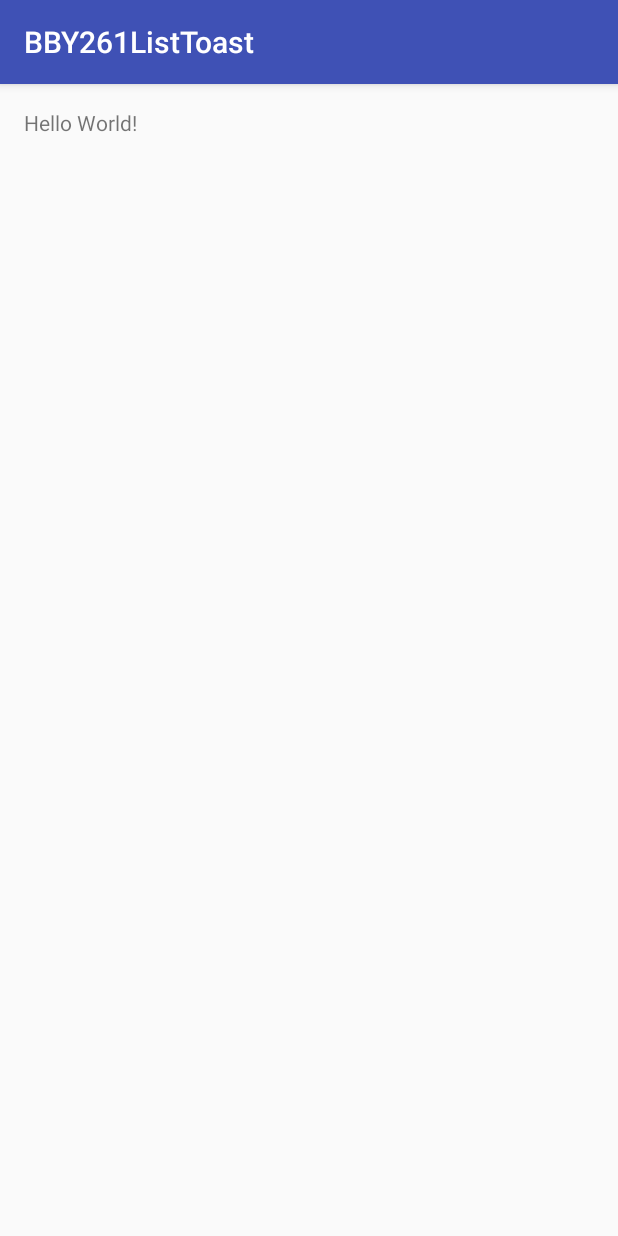
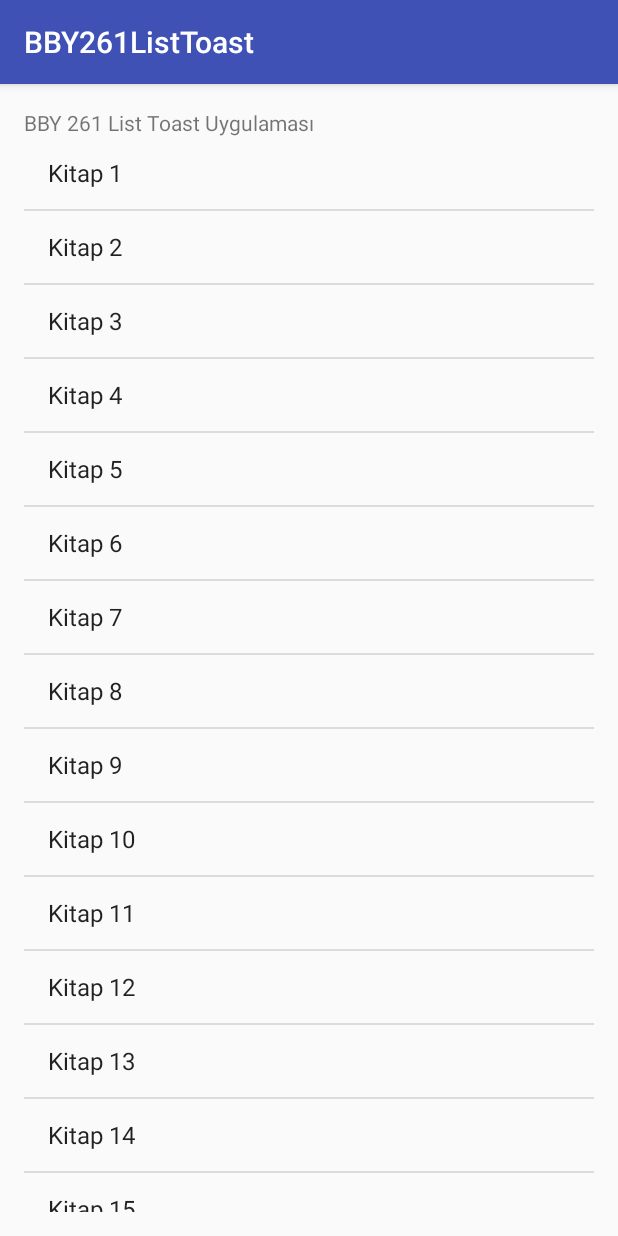
Before and after one commit to orcunmadran/BBY261-ListToast-Android-JAVA, an Android app: the screen it shows after launch (MainActivity), on a phone screen of 412 x 824 dp. Run offline under Robolectric (Android 15) with nearby library versions, the phone set to English and light mode, and no system bars.

Commit message:
Çalışan uygulama

```diff
--- a/app/src/main/java/net/madran/bby261/listtoast/MainActivity.java
+++ b/app/src/main/java/net/madran/bby261/listtoast/MainActivity.java
@@ -1,13 +1,54 @@
 package net.madran.bby261.listtoast;
 
+//Kullanılan Kütüphaneler
+
+import android.os.Bundle;
 import android.support.v7.app.AppCompatActivity;
-import android.os.Bundle;
+import android.view.View;
+import android.widget.AdapterView;
+import android.widget.ArrayAdapter;
+import android.widget.ListView;
+import android.widget.Toast;
 
 public class MainActivity extends AppCompatActivity {
+
+// Değişkenler
+
+    private ListView anaListeObje;
+
+    private String[] listeElemanlari;
+
 
     @Override
     protected void onCreate(Bundle savedInstanceState) {
         super.onCreate(savedInstanceState);
         setContentView(R.layout.activity_main);
+
+        //Ekrana yerleştirilen anaListe'nin değişken ile ilişkilendirilmesi
+
+        anaListeObje = (ListView) findViewById(R.id.anaListe);
+
+        //Liste içinde görüntülenecek elemanların bir değişken içerisinde dizi olarak tanımlanması
+
+        listeElemanlari = new String[] { "Kitap 1", "Kitap 2", "Kitap 3", "Kitap 4", "Kitap 5", "Kitap 6", "Kitap 7", "Kitap 8", "Kitap 9", "Kitap 10", "Kitap 11", "Kitap 12", "Kitap 13", "Kitap 14", "Kitap 15", "Kitap 16", "Kitap 17", "Kitap 18", "Kitap 19", "Kitap 20"};
+
+        //Dizi içinde yer alan değerlerin listede görüntülenebilmesi için adaptör oluşturulması
+
+        ArrayAdapter<String> basitAdaptor = new ArrayAdapter<String>(MainActivity.this, android.R.layout.simple_list_item_1, android.R.id
+                .text1, listeElemanlari);
+
+        //Adaptörün liste ile ilişkilendirilmesi
+
+        anaListeObje.setAdapter(basitAdaptor);
+
+        //Liste öğesine tıklandığı zaman mesajı gösterecek dinleyicinin oluşturulması
+
+        anaListeObje.setOnItemClickListener(new AdapterView.OnItemClickListener() {
+            @Override
+            public void onItemClick(AdapterView<?> parent, View view, int position, long id) {
+                Toast.makeText(MainActivity.this, listeElemanlari[position], Toast.LENGTH_SHORT).show();
+            }
+        });
+
     }
 }
--- a/app/src/main/res/layout/activity_main.xml
+++ b/app/src/main/res/layout/activity_main.xml
@@ -13,5 +13,14 @@
     <TextView
         android:layout_width="wrap_content"
         android:layout_height="wrap_content"
-        android:text="Hello World!" />
+        android:text="BBY 261 List Toast Uygulaması" />
+
+    <ListView
+        android:layout_width="match_parent"
+        android:layout_height="match_parent"
+        android:layout_below="@+id/textView"
+        android:layout_alignParentLeft="true"
+        android:layout_alignParentStart="true"
+        android:layout_marginTop="19dp"
+        android:id="@+id/anaListe" />
 </RelativeLayout>
```
